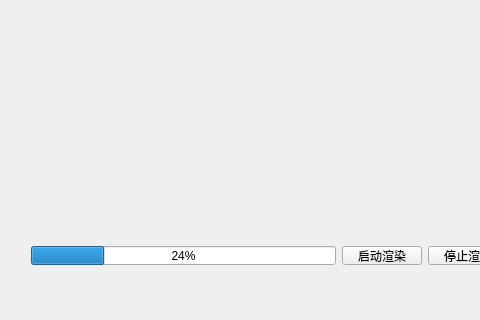
Qt form mainwindow.ui (convlCode/LiteRender) before a commit; both pictures show x 0 to 480 and y 192 to 512 of the 708 by 512 pixel window.
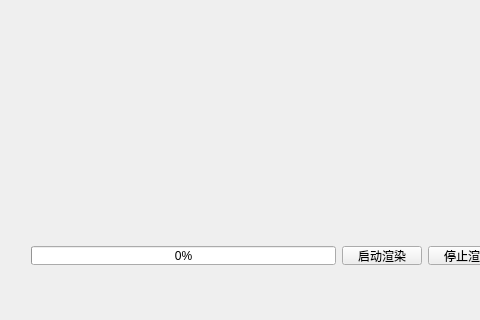
The same form after that commit.

```diff
--- a/mainwindow.ui
+++ b/mainwindow.ui
@@ -43,7 +43,7 @@
      <item>
       <widget class="QProgressBar" name="progressBar">
        <property name="value">
-        <number>24</number>
+        <number>0</number>
        </property>
       </widget>
      </item>
```
